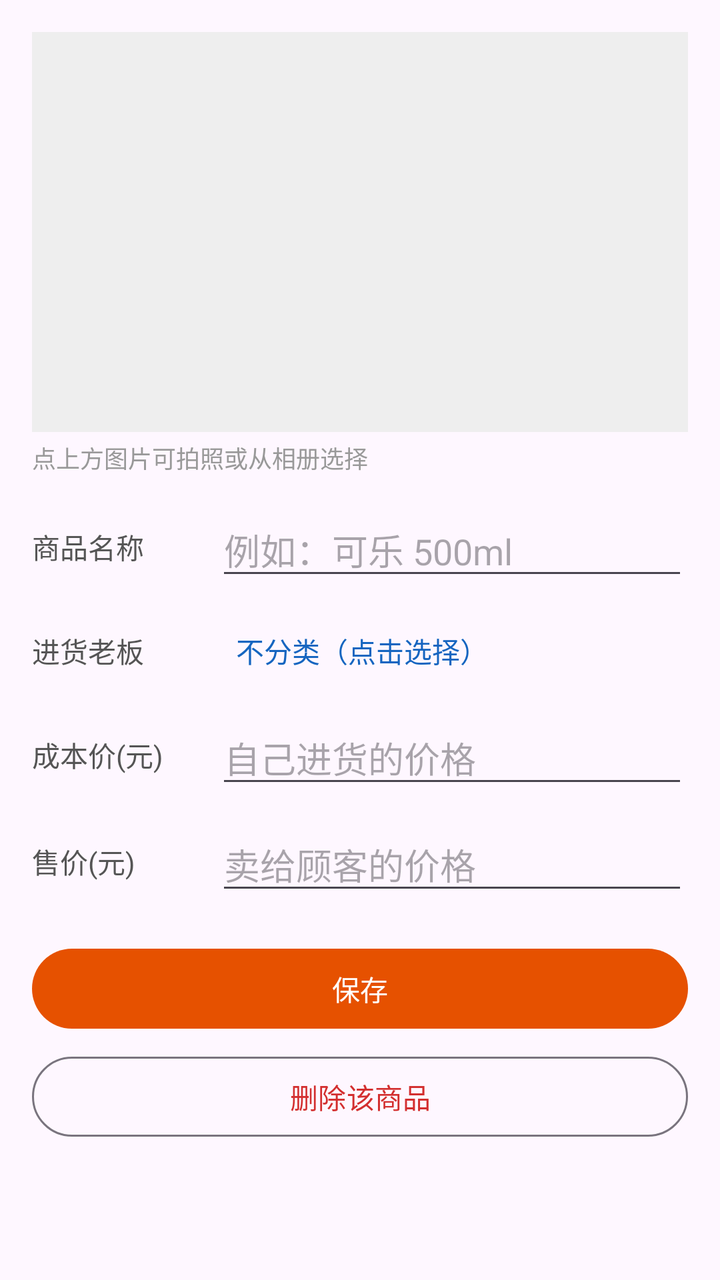
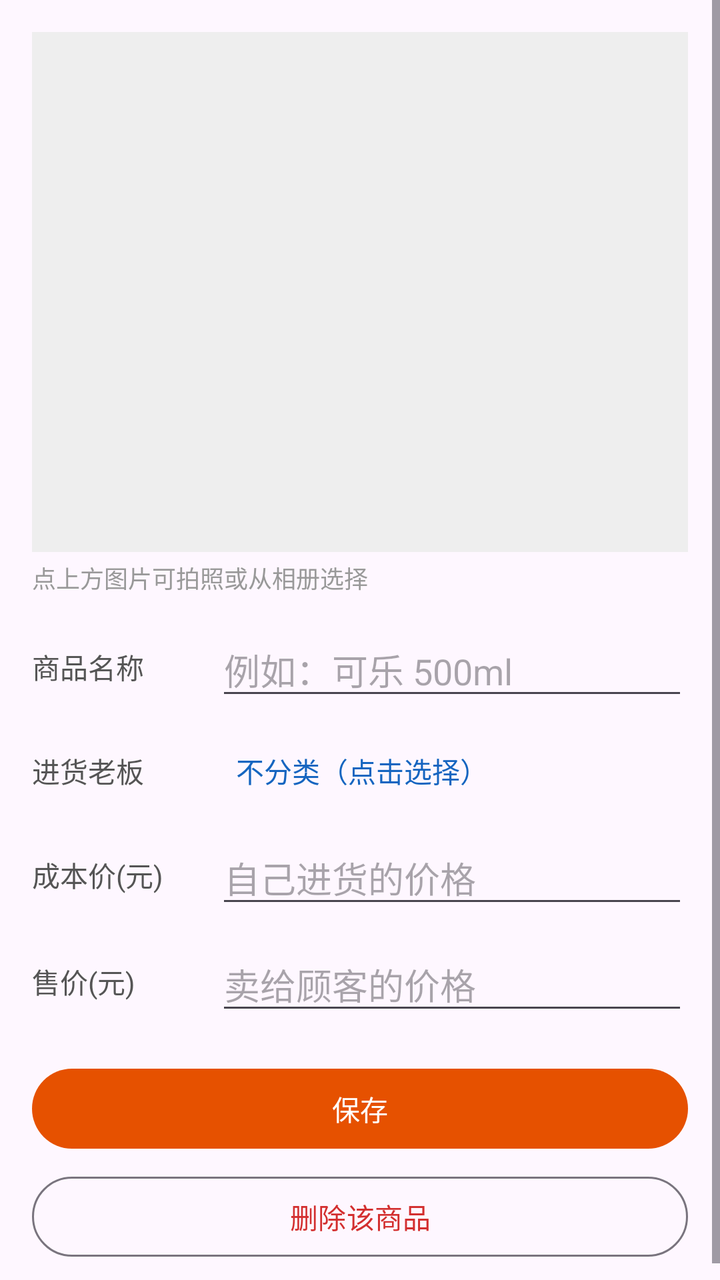

An Android layout rendered at two revisions. The XML below is the earlier revision; the diff shows what the commit changed to produce the second picture.
<!-- AndroidManifest.xml: application theme Theme.Shop -->
<!-- res/layout/activity_edit_item.xml -->
<?xml version="1.0" encoding="utf-8"?>
<ScrollView xmlns:android="http://schemas.android.com/apk/res/android"
    android:layout_width="match_parent"
    android:layout_height="match_parent">

    <LinearLayout
        android:layout_width="match_parent"
        android:layout_height="wrap_content"
        android:orientation="vertical"
        android:padding="16dp">

        <ImageView
            android:id="@+id/ivPhoto"
            android:layout_width="match_parent"
            android:layout_height="200dp"
            android:background="#EEEEEE"
            android:contentDescription="商品图片"
            android:scaleType="fitCenter" />

        <TextView
            android:layout_width="match_parent"
            android:layout_height="wrap_content"
            android:layout_marginTop="4dp"
            android:text="点上方图片可拍照或从相册选择"
            android:textColor="#999999"
            android:textSize="12sp" />

        <LinearLayout
            android:layout_width="match_parent"
            android:layout_height="wrap_content"
            android:layout_marginTop="14dp"
            android:gravity="center_vertical"
            android:orientation="horizontal">

            <TextView
                android:layout_width="92dp"
                android:layout_height="wrap_content"
                android:text="商品名称"
                android:textColor="#555555"
                android:textSize="14sp" />

            <EditText
                android:id="@+id/etName"
                android:layout_width="0dp"
                android:layout_height="wrap_content"
                android:layout_weight="1"
                android:hint="例如：可乐 500ml"
                android:inputType="text"
                android:maxLines="1" />
        </LinearLayout>

        <LinearLayout
            android:layout_width="match_parent"
            android:layout_height="wrap_content"
            android:layout_marginTop="10dp"
            android:gravity="center_vertical"
            android:orientation="horizontal">

            <TextView
                android:layout_width="92dp"
                android:layout_height="wrap_content"
                android:text="进货老板"
                android:textColor="#555555"
                android:textSize="14sp" />

            <TextView
                android:id="@+id/tvShop"
                android:layout_width="0dp"
                android:layout_height="wrap_content"
                android:layout_weight="1"
                android:padding="10dp"
                android:text="不分类（点击选择）"
                android:textColor="#1565C0"
                android:textSize="14sp" />
        </LinearLayout>

        <LinearLayout
            android:layout_width="match_parent"
            android:layout_height="wrap_content"
            android:layout_marginTop="10dp"
            android:gravity="center_vertical"
            android:orientation="horizontal">

            <TextView
                android:layout_width="92dp"
                android:layout_height="wrap_content"
                android:text="成本价(元)"
                android:textColor="#555555"
                android:textSize="14sp" />

            <EditText
                android:id="@+id/etCost"
                android:layout_width="0dp"
                android:layout_height="wrap_content"
                android:layout_weight="1"
                android:hint="自己进货的价格"
                android:inputType="numberDecimal" />
        </LinearLayout>

        <LinearLayout
            android:layout_width="match_parent"
            android:layout_height="wrap_content"
            android:layout_marginTop="10dp"
            android:gravity="center_vertical"
            android:orientation="horizontal">

            <TextView
                android:layout_width="92dp"
                android:layout_height="wrap_content"
                android:text="售价(元)"
                android:textColor="#555555"
                android:textSize="14sp" />

            <EditText
                android:id="@+id/etPrice"
                android:layout_width="0dp"
                android:layout_height="wrap_content"
                android:layout_weight="1"
                android:hint="卖给顾客的价格"
                android:inputType="numberDecimal" />
        </LinearLayout>

        <Button
            android:id="@+id/btnSave"
            android:layout_width="match_parent"
            android:layout_height="wrap_content"
            android:layout_marginTop="18dp"
            android:text="保存" />

        <Button
            android:id="@+id/btnDelete"
            style="@style/Widget.Material3.Button.OutlinedButton"
            android:layout_width="match_parent"
            android:layout_height="wrap_content"
            android:layout_marginTop="6dp"
            android:text="删除该商品"
            android:textColor="#D32F2F" />
    </LinearLayout>
</ScrollView>
<!-- resources referenced by this layout -->
<resources>
  <style name="Theme.Shop" parent="Theme.Material3.DayNight">
          <item name="colorPrimary">@color/primary</item>
      </style>
  <color name="primary">#E65100</color>
</resources>

<!-- the commit's change to res/layout/activity_edit_item.xml (unified diff, before → after) -->
@@ -12,10 +12,10 @@
         <ImageView
             android:id="@+id/ivPhoto"
             android:layout_width="match_parent"
-            android:layout_height="200dp"
+            android:layout_height="260dp"
             android:background="#EEEEEE"
             android:contentDescription="商品图片"
-            android:scaleType="fitCenter" />
+            android:scaleType="centerCrop" />
 
         <TextView
             android:layout_width="match_parent"
